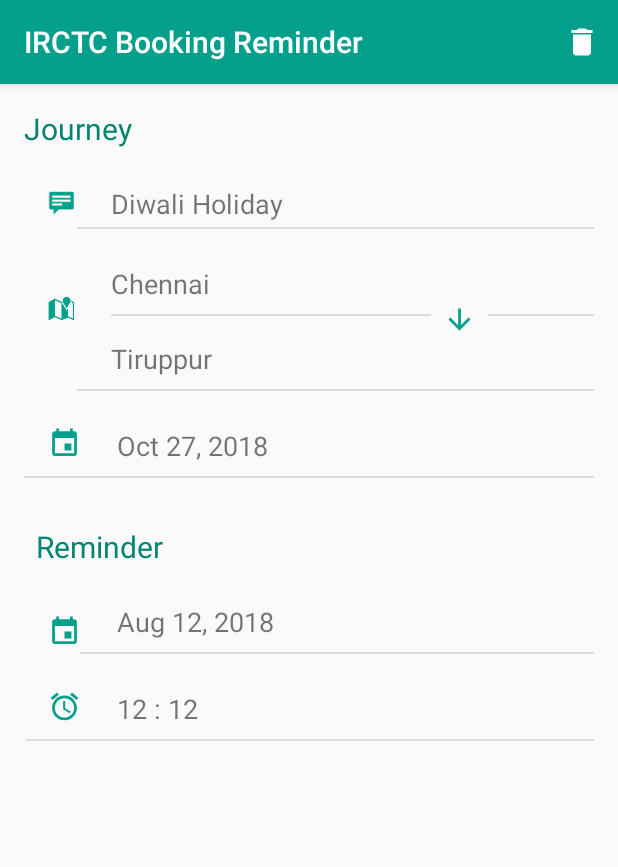
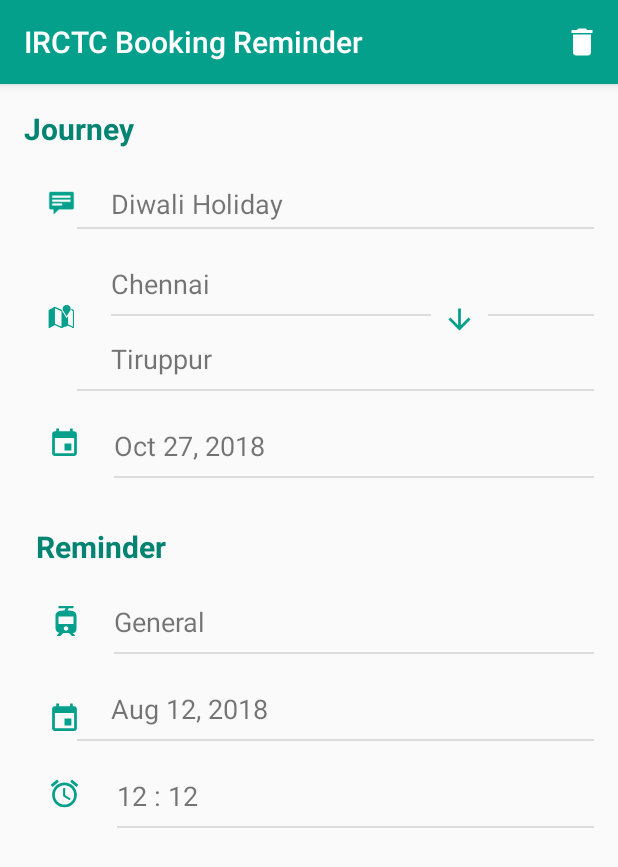
Before and after one commit to dineshvaran/ticket-schedular, an Android app: the DetailActivity screen opened directly, with no data from a screen before it, on a phone screen of 412 x 824 dp. Shown: the top 867 px of the screen. Run offline under Robolectric (Android 15) with nearby library versions, the phone set to English and light mode, and no system bars; our stand-ins replace Room's generated code; 7 statements that could not run were skipped.

Commit message:
reminder for takkal added

```diff
--- a/app/build.gradle
+++ b/app/build.gradle
@@ -7,8 +7,8 @@ android {
         applicationId "varanz.android.application.irctcticketreminder"
         minSdkVersion 21
         targetSdkVersion 28
-        versionCode 9
-        versionName "Notifiction issue fix"
+        versionCode 10
+        versionName "Notifiction date issue fix"
         testInstrumentationRunner "android.support.test.runner.AndroidJUnitRunner"
     }
     buildTypes {
--- a/app/src/main/java/varanz/android/application/irctcticketreminder/DetailActivity.java
+++ b/app/src/main/java/varanz/android/application/irctcticketreminder/DetailActivity.java
@@ -36,6 +36,7 @@ public class DetailActivity extends AppCompatActivity {
     TextView journeyDate;
     TextView reminderDate;
     TextView reminderTime;
+    TextView ticketType;
 
     /**
      * used for CRUD operation
@@ -76,6 +77,7 @@ public class DetailActivity extends AppCompatActivity {
         journeyDate = findViewById(R.id.journey_date);
         reminderDate = findViewById(R.id.reminder_date);
         reminderTime = findViewById(R.id.reminder_time);
+        ticketType=findViewById(R.id.ticket_type);
     }
 
     /**
@@ -99,6 +101,7 @@ public class DetailActivity extends AppCompatActivity {
         journeyDate.setText(formatDate(entity.getJourneyDate().getTime()));
         reminderDate.setText(formatDate(entity.getBookingDate().getTime()));
         reminderTime.setText(String.format(Locale.ENGLISH, "%1$02d : %2$02d", entity.getReminderHour(), entity.getReminderMinute()));
+        ticketType.setText(entity.getReminderType());
     }
 
     /**
--- /dev/null
+++ b/app/src/main/res/drawable/ic_general_black_24dp.xml
@@ -0,0 +1,5 @@
+<vector android:autoMirrored="true" android:height="24dp"
+    android:tint="#FF000000" android:viewportHeight="24.0"
+    android:viewportWidth="24.0" android:width="24dp" xmlns:android="http://schemas.android.com/apk/res/android">
+    <path android:fillColor="#FF000000" android:pathData="M13.5,5.5c1.1,0 2,-0.9 2,-2s-0.9,-2 -2,-2 -2,0.9 -2,2 0.9,2 2,2zM9.8,8.9L7,23h2.1l1.8,-8 2.1,2v6h2v-7.5l-2.1,-2 0.6,-3C14.8,12 16.8,13 19,13v-2c-1.9,0 -3.5,-1 -4.3,-2.4l-1,-1.6c-0.4,-0.6 -1,-1 -1.7,-1 -0.3,0 -0.5,0.1 -0.8,0.1L6,8.3V13h2V9.6l1.8,-0.7"/>
+</vector>
--- a/app/src/main/res/drawable/ic_info_outline_white_24dp.xml
+++ /dev/null
@@ -1,5 +0,0 @@
-<vector android:autoMirrored="true" android:height="24dp"
-    android:tint="#FFFFFF" android:viewportHeight="24.0"
-    android:viewportWidth="24.0" android:width="24dp" xmlns:android="http://schemas.android.com/apk/res/android">
-    <path android:fillColor="#FF000000" android:pathData="M11,17h2v-6h-2v6zM12,2C6.48,2 2,6.48 2,12s4.48,10 10,10 10,-4.48 10,-10S17.52,2 12,2zM12,20c-4.41,0 -8,-3.59 -8,-8s3.59,-8 8,-8 8,3.59 8,8 -3.59,8 -8,8zM11,9h2L13,7h-2v2z"/>
-</vector>
--- /dev/null
+++ b/app/src/main/res/drawable/ic_takkal_black_24dp.xml
@@ -0,0 +1,5 @@
+<vector android:autoMirrored="true" android:height="24dp"
+    android:tint="#FF000000" android:viewportHeight="24.0"
+    android:viewportWidth="24.0" android:width="24dp" xmlns:android="http://schemas.android.com/apk/res/android">
+    <path android:fillColor="#FF000000" android:pathData="M13.49,5.48c1.1,0 2,-0.9 2,-2s-0.9,-2 -2,-2 -2,0.9 -2,2 0.9,2 2,2zM9.89,19.38l1,-4.4 2.1,2v6h2v-7.5l-2.1,-2 0.6,-3c1.3,1.5 3.3,2.5 5.5,2.5v-2c-1.9,0 -3.5,-1 -4.3,-2.4l-1,-1.6c-0.4,-0.6 -1,-1 -1.7,-1 -0.3,0 -0.5,0.1 -0.8,0.1l-5.2,2.2v4.7h2v-3.4l1.8,-0.7 -1.6,8.1 -4.9,-1 -0.4,2 7,1.4z"/>
+</vector>
--- a/app/src/main/res/drawable/ic_train.xml
+++ b/app/src/main/res/drawable/ic_train.xml
@@ -1,5 +1,10 @@
-<vector android:height="24dp" android:tint="#FFFFFF"
-    android:viewportHeight="24.0" android:viewportWidth="24.0"
-    android:width="24dp" xmlns:android="http://schemas.android.com/apk/res/android">
-    <path android:fillColor="#FF000000" android:pathData="M19,16.94L19,8.5c0,-2.79 -2.61,-3.4 -6.01,-3.49l0.76,-1.51L17,3.5L17,2L7,2v1.5h4.75l-0.76,1.52C7.86,5.11 5,5.73 5,8.5v8.44c0,1.45 1.19,2.66 2.59,2.97L6,21.5v0.5h2.23l2,-2L14,20l2,2h2v-0.5L16.5,20h-0.08c1.69,0 2.58,-1.37 2.58,-3.06zM12,18.5c-0.83,0 -1.5,-0.67 -1.5,-1.5s0.67,-1.5 1.5,-1.5 1.5,0.67 1.5,1.5 -0.67,1.5 -1.5,1.5zM17,14L7,14L7,9h10v5z"/>
+<vector xmlns:android="http://schemas.android.com/apk/res/android"
+    android:width="24dp"
+    android:height="24dp"
+    android:tint="#FF000000"
+    android:viewportWidth="24.0"
+    android:viewportHeight="24.0">
+    <path
+        android:fillColor="#FF000000"
+        android:pathData="M19,16.94L19,8.5c0,-2.79 -2.61,-3.4 -6.01,-3.49l0.76,-1.51L17,3.5L17,2L7,2v1.5h4.75l-0.76,1.52C7.86,5.11 5,5.73 5,8.5v8.44c0,1.45 1.19,2.66 2.59,2.97L6,21.5v0.5h2.23l2,-2L14,20l2,2h2v-0.5L16.5,20h-0.08c1.69,0 2.58,-1.37 2.58,-3.06zM12,18.5c-0.83,0 -1.5,-0.67 -1.5,-1.5s0.67,-1.5 1.5,-1.5 1.5,0.67 1.5,1.5 -0.67,1.5 -1.5,1.5zM17,14L7,14L7,9h10v5z" />
 </vector>
--- a/app/src/main/res/layout/detail.xml
+++ b/app/src/main/res/layout/detail.xml
@@ -1,5 +1,6 @@
 <?xml version="1.0" encoding="utf-8"?>
 <android.support.constraint.ConstraintLayout xmlns:android="http://schemas.android.com/apk/res/android"
+    xmlns:tools="http://schemas.android.com/tools"
     android:id="@+id/detail_constraintLayout"
     android:layout_width="match_parent"
     android:layout_height="match_parent"
@@ -8,12 +9,13 @@
     xmlns:app="http://schemas.android.com/apk/res-auto">
 
     <TextView
-        android:textColor="@color/colorPrimaryDark"
         android:id="@+id/header_ticket"
         android:layout_width="wrap_content"
         android:layout_height="wrap_content"
         android:text="Journey"
+        android:textColor="@color/colorPrimaryDark"
         android:textSize="20sp"
+        android:textStyle="bold"
         app:layout_constraintStart_toStartOf="parent"
         app:layout_constraintTop_toTopOf="parent" />
 
@@ -49,7 +51,7 @@
         android:layout_width="18sp"
         android:layout_height="18sp"
         android:layout_marginStart="16dp"
-        android:layout_marginTop="20dp"
+        android:layout_marginTop="25dp"
         android:tint="@color/iconTint"
         app:layout_constraintStart_toStartOf="parent"
         app:layout_constraintTop_toTopOf="@+id/from_station"
@@ -100,7 +102,7 @@
         android:id="@+id/journey_date"
         android:layout_width="wrap_content"
         android:layout_height="wrap_content"
-        android:layout_marginStart="24dp"
+        android:layout_marginStart="22dp"
         android:layout_marginTop="24dp"
         android:ems="10"
         android:inputType="textPersonName"
@@ -118,8 +120,30 @@
         android:text="Reminder"
         android:textColor="@color/colorPrimaryDark"
         android:textSize="20sp"
+        android:textStyle="bold"
         app:layout_constraintStart_toStartOf="parent"
         app:layout_constraintTop_toBottomOf="@+id/divider4" />
+
+    <ImageView
+        android:id="@+id/ticket_type_icon"
+        android:layout_width="24dp"
+        android:layout_height="24dp"
+        android:layout_marginStart="16dp"
+        android:tint="@color/iconTint"
+        app:layout_constraintStart_toStartOf="parent"
+        app:layout_constraintTop_toTopOf="@+id/ticket_type"
+        app:srcCompat="@drawable/ic_train" />
+
+    <TextView
+        android:id="@+id/ticket_type"
+        android:layout_width="wrap_content"
+        android:layout_height="wrap_content"
+        android:layout_marginStart="20dp"
+        android:layout_marginTop="24dp"
+        android:text="General"
+        android:textSize="18sp"
+        app:layout_constraintStart_toEndOf="@+id/ticket_type_icon"
+        app:layout_constraintTop_toBottomOf="@+id/header_reminder" />
 
     <ImageView
         android:id="@+id/reminder_date_icon"
@@ -136,14 +160,14 @@
         android:id="@+id/reminder_date"
         android:layout_width="wrap_content"
         android:layout_height="wrap_content"
-        android:layout_marginStart="24dp"
+        android:layout_marginStart="20dp"
         android:layout_marginTop="24dp"
         android:ems="10"
         android:inputType="textPersonName"
         android:text="Aug 12, 2018"
         android:textSize="18sp"
         app:layout_constraintStart_toEndOf="@+id/reminder_date_icon"
-        app:layout_constraintTop_toBottomOf="@+id/header_reminder" />
+        app:layout_constraintTop_toBottomOf="@+id/divider8" />
 
     <ImageView
         android:id="@+id/reminder_time_icon"
@@ -195,7 +219,7 @@
         android:layout_marginTop="8dp"
         android:background="?android:attr/listDivider"
         app:layout_constraintEnd_toEndOf="parent"
-        app:layout_constraintStart_toStartOf="parent"
+        app:layout_constraintStart_toStartOf="@+id/journey_date"
         app:layout_constraintTop_toBottomOf="@+id/journey_date" />
 
     <View
@@ -212,11 +236,10 @@
         android:id="@+id/divider6"
         android:layout_width="0dp"
         android:layout_height="1dp"
-        android:layout_marginStart="1dp"
         android:layout_marginTop="8dp"
         android:background="?android:attr/listDivider"
         app:layout_constraintEnd_toEndOf="parent"
-        app:layout_constraintStart_toStartOf="parent"
+        app:layout_constraintStart_toStartOf="@+id/reminder_time"
         app:layout_constraintTop_toBottomOf="@+id/reminder_time" />
 
     <View
@@ -252,4 +275,14 @@
         app:layout_constraintStart_toEndOf="@+id/imageView7"
         app:layout_constraintTop_toTopOf="@+id/divider7" />
 
+    <View
+        android:id="@+id/divider8"
+        android:layout_width="0dp"
+        android:layout_height="1dp"
+        android:layout_marginTop="8dp"
+        android:background="?android:attr/listDivider"
+        app:layout_constraintEnd_toEndOf="parent"
+        app:layout_constraintStart_toStartOf="@+id/ticket_type"
+        app:layout_constraintTop_toBottomOf="@+id/ticket_type" />
+
 </android.support.constraint.ConstraintLayout>
--- a/app/src/main/res/values/strings.xml
+++ b/app/src/main/res/values/strings.xml
@@ -17,13 +17,13 @@
     <string name="from_station">From</string>
     <string name="to_station">To</string>
 
-    <string name="alarm_radio_item">Alarm</string>
-    <string name="add_to_calendar_item">Add to Calendar</string>
+    <string name="radio_item_general">General</string>
+    <string name="radio_item_takkal">Takkal</string>
     <string name="add_to_calendar_item_value">Calendar</string>
 
     <string name="alarm_button">Select Time</string>
     <string name="add_to_google_calendar_button">Add to Calendar</string>
-    <string name="select_alarm_type_text">Select Reminder Type</string>
+    <string name="select_ticket_type_text">Ticket Type</string>
     <string name="journeyDate">Journey Date</string>
     <string name="time">Time</string>
     <string name="selectedDateFormat">%1$d / %2$d / %3$d %4$s</string>
```
Also changed, not shown: app/src/main/java/varanz/android/application/irctcticketreminder/AddActivity.java (+26 -82 lines), app/src/main/java/varanz/android/application/irctcticketreminder/adapter/RecyclerViewAdapter.java (+5 -3 lines), app/src/main/res/layout/activity_add.xml (+11 -11 lines).
